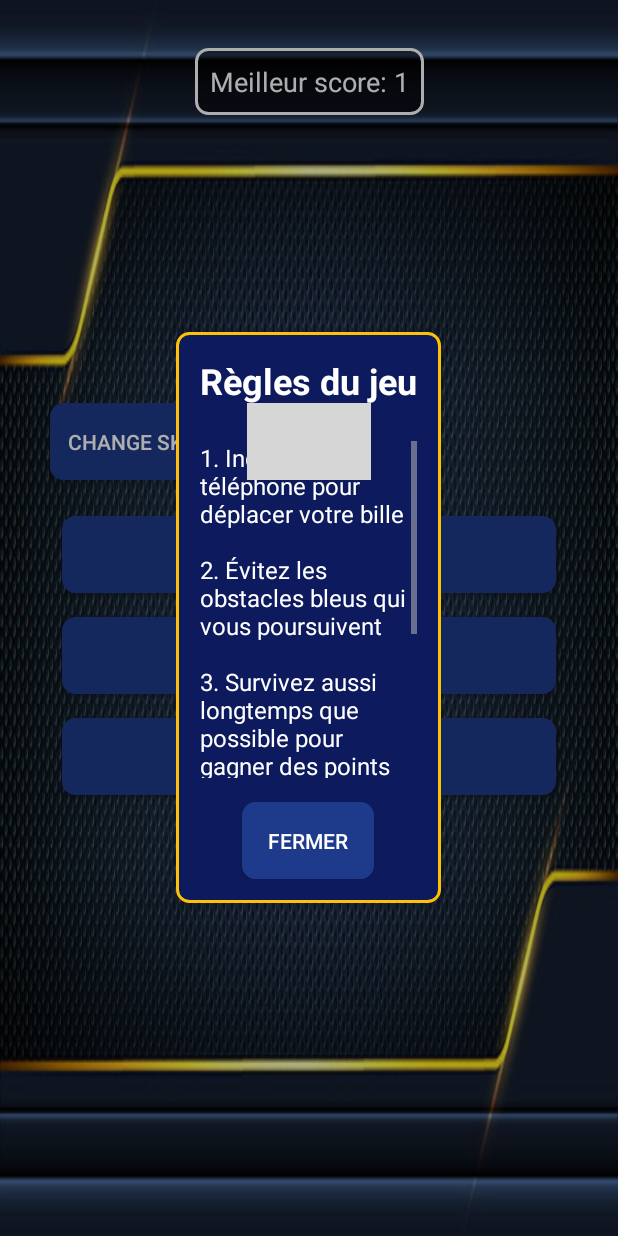
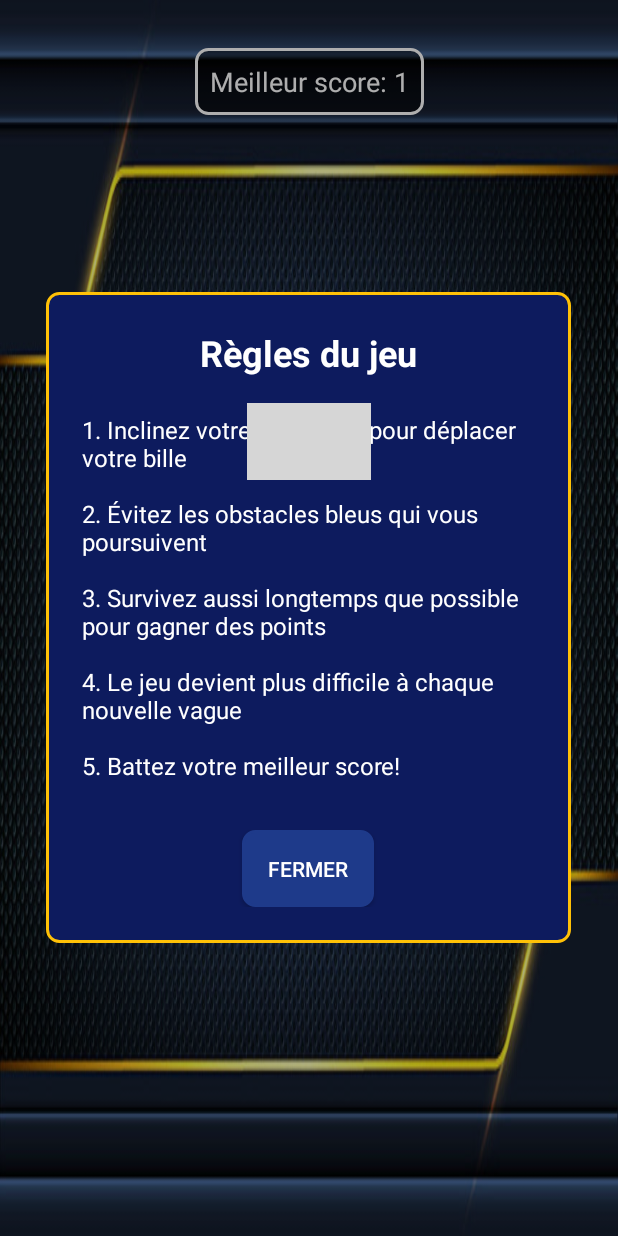
Before and after one commit to tatannjs/SurvivalGame, an Android app: the fragment RulesDialogFragment placed in its activity, on a phone screen of 412 x 824 dp. Run offline under Robolectric (Android 15) with nearby library versions, the phone set to English and light mode, and no system bars; grey boxes are pictures that could not be loaded.

Commit message:
responsive

```diff
--- a/app/src/main/java/fr/core/projet/CreditsDialogFragment.kt
+++ b/app/src/main/java/fr/core/projet/CreditsDialogFragment.kt
@@ -9,6 +9,7 @@ import android.view.View
 import android.view.ViewGroup
 import android.widget.Button
 import androidx.fragment.app.DialogFragment
+import fr.core.projet.utils.DialogUtils
 
 class CreditsDialogFragment : DialogFragment() {
 
@@ -42,7 +43,7 @@ class CreditsDialogFragment : DialogFragment() {
     override fun onStart() {
         super.onStart()
         dialog?.window?.setLayout(
-            ViewGroup.LayoutParams.WRAP_CONTENT,
+            DialogUtils.getDialogWidth(requireContext()),
             ViewGroup.LayoutParams.WRAP_CONTENT
         )
     }
--- /dev/null
+++ b/app/src/main/java/fr/core/projet/DialogUtils.kt
@@ -0,0 +1,27 @@
+package fr.core.projet.utils
+
+import android.content.Context
+import android.content.res.Configuration
+import android.util.DisplayMetrics
+import android.view.WindowManager
+
+object DialogUtils {
+    fun getDialogWidth(context: Context): Int {
+        val windowManager = context.getSystemService(Context.WINDOW_SERVICE) as WindowManager
+        val displayMetrics = DisplayMetrics()
+        windowManager.defaultDisplay.getMetrics(displayMetrics)
+        val screenWidth = displayMetrics.widthPixels
+
+        return if (isTablet(context)) {
+            (screenWidth * 0.6).toInt()
+        } else {
+            (screenWidth * 0.85).toInt()
+        }
+    }
+
+    fun isTablet(context: Context): Boolean {
+        return (context.resources.configuration.screenLayout and
+                Configuration.SCREENLAYOUT_SIZE_MASK) >=
+                Configuration.SCREENLAYOUT_SIZE_LARGE
+    }
+}
--- a/app/src/main/java/fr/core/projet/RulesDialogFragment.kt
+++ b/app/src/main/java/fr/core/projet/RulesDialogFragment.kt
@@ -9,6 +9,7 @@ import android.view.View
 import android.view.ViewGroup
 import android.widget.Button
 import androidx.fragment.app.DialogFragment
+import fr.core.projet.utils.DialogUtils
 
 class RulesDialogFragment : DialogFragment() {
 
@@ -42,7 +43,7 @@ class RulesDialogFragment : DialogFragment() {
     override fun onStart() {
         super.onStart()
         dialog?.window?.setLayout(
-            ViewGroup.LayoutParams.WRAP_CONTENT,
+            DialogUtils.getDialogWidth(requireContext()),
             ViewGroup.LayoutParams.WRAP_CONTENT
         )
     }
--- a/app/src/main/res/layout/activity_credits_styled.xml
+++ b/app/src/main/res/layout/activity_credits_styled.xml
@@ -2,7 +2,8 @@
     android:layout_width="match_parent"
     android:layout_height="match_parent"
     android:background="@android:color/transparent"
-    android:gravity="center">
+    android:gravity="center"
+    android:padding="?attr/dialogPreferredPadding">
 
     <LinearLayout
         style="@style/PauseMenuStyle"
--- a/app/src/main/res/layout/activity_rules_styled.xml
+++ b/app/src/main/res/layout/activity_rules_styled.xml
@@ -6,12 +6,12 @@
 
     <LinearLayout
         style="@style/PauseMenuStyle"
-        android:layout_width="wrap_content"
+        android:layout_width="match_parent"
         android:layout_height="wrap_content"
         android:layout_gravity="center"
         android:background="@drawable/pause_menu_background"
         android:orientation="vertical"
-        android:padding="16dp">
+        android:padding="?attr/dialogPreferredPadding">
 
         <TextView
             android:layout_width="wrap_content"
--- a/app/src/main/res/layout/game_over_menu.xml
+++ b/app/src/main/res/layout/game_over_menu.xml
@@ -6,12 +6,14 @@
 
     <LinearLayout
         style="@style/PauseMenuStyle"
-        android:layout_width="wrap_content"
+        android:layout_width="match_parent"
         android:layout_height="wrap_content"
         android:layout_gravity="center"
+        android:layout_marginStart="32dp"
+        android:layout_marginEnd="32dp"
         android:background="@drawable/pause_menu_background"
         android:orientation="vertical"
-        android:padding="16dp">
+        android:padding="?attr/dialogPreferredPadding">
 
         <TextView
             android:id="@+id/gameOverTitle"
--- a/app/src/main/res/layout/pause_menu.xml
+++ b/app/src/main/res/layout/pause_menu.xml
@@ -11,7 +11,7 @@
         android:layout_gravity="center"
         android:background="@drawable/pause_menu_background"
         android:orientation="vertical"
-        android:padding="16dp">
+        android:padding="?attr/dialogPreferredPadding">
 
         <TextView
             android:layout_width="wrap_content"
```
Also changed, not shown: app/src/main/java/fr/core/projet/GameOverDialogFragment.kt (+4 -4 lines), app/src/main/java/fr/core/projet/MainActivity.kt (+31 -22 lines), app/src/main/java/fr/core/projet/PauseDialogFragment.kt (+6 -18 lines).
